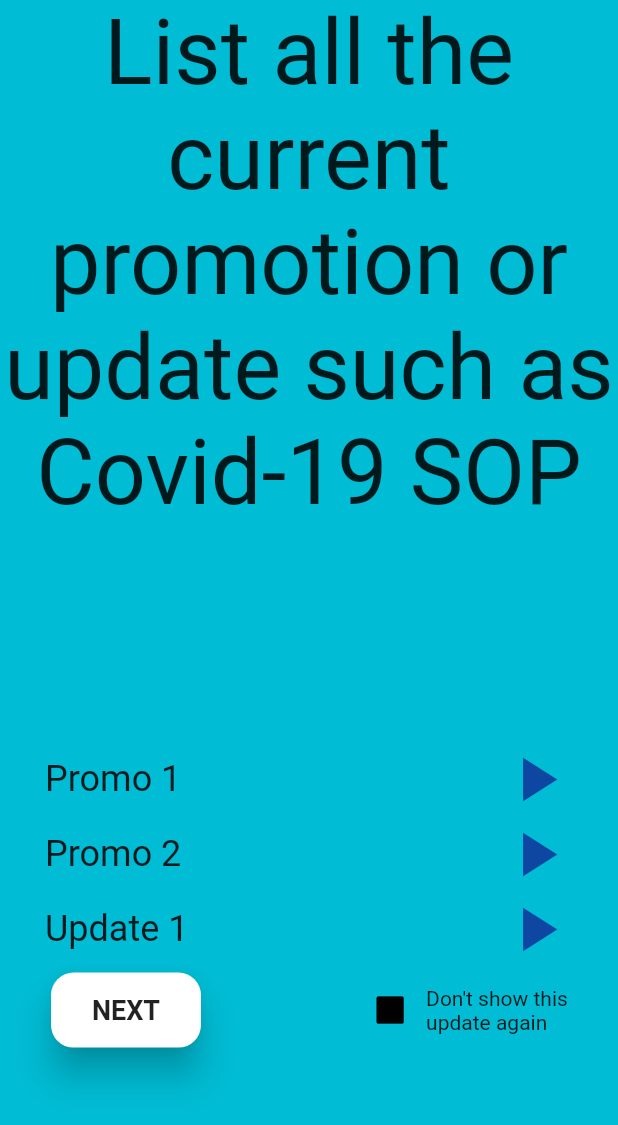
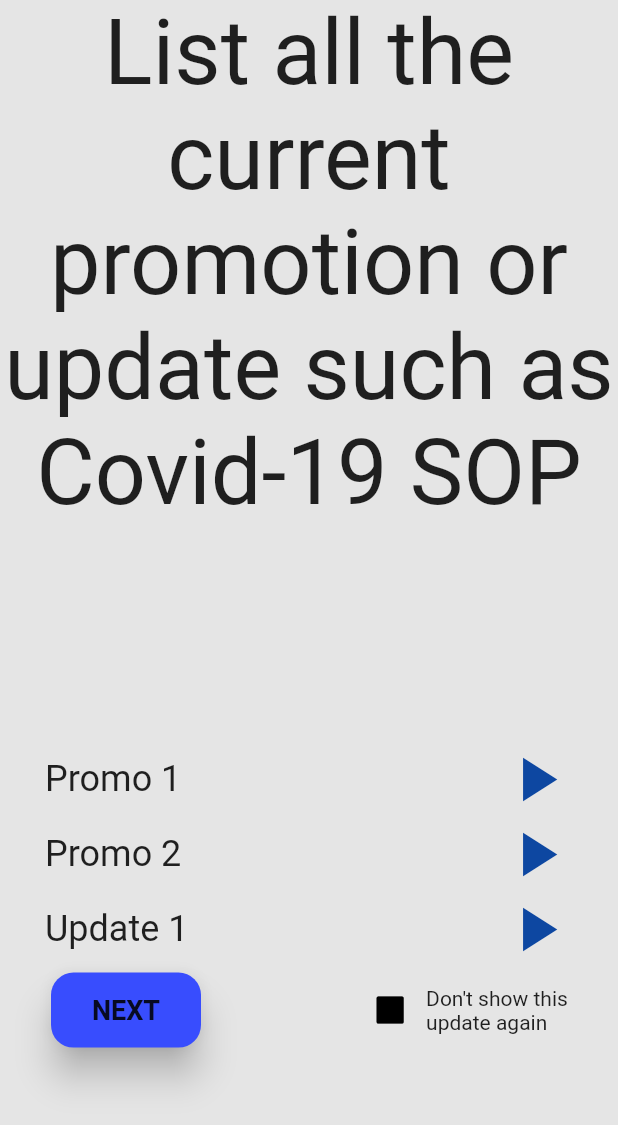
Before and after one commit to aimanazimi/clinic_app, a Flutter app: the UpdatesScreen screen opened directly, on a phone screen of 412 x 824 dp. Shown: the top 1125 px of the screen. Run offline on Flutter 3.47's test engine with Material 2 defaults, Android fonts, the phone set to English and light mode, and no system bars; our stand-ins replace carousel_slider, flutter_spinkit, flutter_svg, intl_phone_number_input, settings_ui, smooth_page_indicator; statements that could not run were skipped.

Commit message:
add members screen

```diff
--- /dev/null
+++ b/lib/components/navigation_arrow.dart
@@ -0,0 +1,34 @@
+import 'package:flutter/material.dart';
+
+class NavigationArrow extends StatelessWidget {
+  const NavigationArrow({
+    this.title,
+    this.arrowcolor,
+    this.onTap,
+  });
+
+  final String? title;
+  final Color? arrowcolor;
+  final void Function()? onTap;
+
+  @override
+  Widget build(BuildContext context) {
+    return Row(
+      mainAxisAlignment: MainAxisAlignment.spaceBetween,
+      children: [
+        Text(
+          '$title',
+          style: TextStyle(fontSize: 24),
+        ),
+        InkWell(
+          onTap: onTap,
+          child: Icon(
+            Icons.play_arrow,
+            color: arrowcolor,
+            size: 50,
+          ),
+        )
+      ],
+    );
+  }
+}
--- a/lib/components/reusable_button.dart
+++ b/lib/components/reusable_button.dart
@@ -12,7 +12,6 @@ class ReusableButton extends StatelessWidget {
       : super(key: key);
 
   final Color? boxColor, textColor;
-
   final double? width, height;
   final String? title;
   final void Function()? onTap;
--- a/lib/constants.dart
+++ b/lib/constants.dart
@@ -1,4 +1,6 @@
 import 'package:flutter/material.dart';
+
+const kBackgroundColour = Color(0xFFE5E5E5);
 
 const kSendButtonTextStyle = TextStyle(
   color: Colors.lightBlueAccent,
--- a/lib/main.dart
+++ b/lib/main.dart
@@ -1,3 +1,4 @@
+import 'package:clinic_app/constants.dart';
 import 'package:flutter/material.dart';
 import 'package:clinic_app/screens/splash_screen.dart';
 import 'package:clinic_app/screens/intro_screen.dart';
@@ -24,6 +25,7 @@ class MyApp extends StatelessWidget {
             title: 'Clinic App',
             theme: ThemeData(
               primarySwatch: Colors.cyan,
+              backgroundColor: kBackgroundColour,
             ),
             home: const IntroScreen(),
           );
--- a/lib/screens/main_screen.dart
+++ b/lib/screens/main_screen.dart
@@ -1,5 +1,5 @@
 import 'package:clinic_app/screens/home_screen.dart';
-import 'package:clinic_app/screens/login_screen.dart';
+import 'package:clinic_app/screens/member_screen.dart';
 import 'package:clinic_app/screens/settings_screen.dart';
 import 'package:clinic_app/screens/update_screens.dart';
 import 'package:flutter/cupertino.dart';
@@ -19,7 +19,7 @@ class _MainScreenState extends State<MainScreen> {
   final screens = [
     HomeScreen(),
     UpdatesScreen(),
-    LoginScreen(),
+    MemberScreen(),
     SettingsScreen(),
   ];
 
@@ -28,7 +28,6 @@ class _MainScreenState extends State<MainScreen> {
     return MaterialApp(
       home: SafeArea(
         child: Scaffold(
-          backgroundColor: Colors.cyan,
           body: screens[btmNaviBarIndex],
           bottomNavigationBar: BottomNavigationBar(
             currentIndex: btmNaviBarIndex,
@@ -59,7 +58,7 @@ class _MainScreenState extends State<MainScreen> {
             unselectedItemColor: Colors.white,
             showUnselectedLabels: true,
             type: BottomNavigationBarType.fixed,
-            backgroundColor: Colors.cyan[800],
+            backgroundColor: Colors.red[800],
           ),
         ),
       ),
--- a/lib/screens/update_screens.dart
+++ b/lib/screens/update_screens.dart
@@ -1,4 +1,6 @@
+import 'package:clinic_app/components/navigation_arrow.dart';
 import 'package:clinic_app/components/reusable_button.dart';
+import 'package:clinic_app/constants.dart';
 import 'package:clinic_app/screens/main_screen.dart';
 import 'package:flutter/material.dart';
 
@@ -15,7 +17,7 @@ class _UpdatesScreenState extends State<UpdatesScreen> {
   @override
   Widget build(BuildContext context) {
     return Scaffold(
-      backgroundColor: Colors.cyan,
+      backgroundColor: kBackgroundColour,
       body: SafeArea(
         child: Column(
           children: [
@@ -33,80 +35,48 @@ class _UpdatesScreenState extends State<UpdatesScreen> {
                 margin: const EdgeInsets.symmetric(horizontal: 30),
                 child: Column(
                   children: [
-                    Row(
-                      mainAxisAlignment: MainAxisAlignment.spaceBetween,
-                      children: [
-                        const Text(
-                          'Promo 1',
-                          style: TextStyle(fontSize: 24),
-                        ),
-                        InkWell(
-                          onTap: () {
-                            print('promo 1 tapped');
-                          },
-                          child: Icon(
-                            Icons.play_arrow,
-                            color: Colors.blue[900],
-                            size: 50,
-                          ),
-                        )
-                      ],
-                    ), //promo 1
-                    Row(
-                      mainAxisAlignment: MainAxisAlignment.spaceBetween,
-                      children: [
-                        const Text(
-                          'Promo 2',
-                          style: TextStyle(fontSize: 24),
-                        ),
-                        InkWell(
-                          onTap: () {
-                            print('promo 2 tapped');
-                          },
-                          child: Icon(
-                            Icons.play_arrow,
-                            color: Colors.blue[900],
-                            size: 50,
-                          ),
-                        )
-                      ],
-                    ), //promo 2
-                    Row(
-                      mainAxisAlignment: MainAxisAlignment.spaceBetween,
-                      children: [
-                        const Text(
-                          'Update 1',
-                          style: TextStyle(fontSize: 24),
-                        ),
-                        InkWell(
-                          onTap: () {
-                            print('update 1 tapped');
-                          },
-                          child: Icon(
-                            Icons.play_arrow,
-                            color: Colors.blue[900],
-                            size: 50,
-                          ),
-                        )
-                      ],
-                    ), //update 1
+                    NavigationArrow(
+                      title: 'Promo 1',
+                      onTap: () {
+                        print('Promo 1 tapped');
+                      },
+                      arrowcolor: Colors.blue[900],
+                    ),
+                    NavigationArrow(
+                      title: 'Promo 2',
+                      onTap: () {
+                        print('Promo 2 tapped');
+                      },
+                      arrowcolor: Colors.blue[900],
+                    ),
+                    NavigationArrow(
+                      title: 'Update 1',
+                      onTap: () {
+                        print('Update tapped');
+                      },
+                      arrowcolor: Colors.blue[900],
+                    ),
                     Row(
                       mainAxisAlignment: MainAxisAlignment.spaceBetween,
                       children: [
                         ReusableButton(
                           title: 'NEXT',
+                          boxColor: Color(0xFF384DFE),
                           width: 100,
                           height: 50,
                           onTap: () {
                             print('next button tapped');
-                            Navigator.push(context,
-                                MaterialPageRoute(builder: (context) => const MainScreen()));
+                            Navigator.push(
+                                context,
+                                MaterialPageRoute(
+                                    builder: (context) => const MainScreen()));
                           },
                         ),
                         Row(
                           children: [
                             Checkbox(
-                                fillColor: MaterialStateColor.resolveWith((states) => Colors.black),
+                                fillColor: MaterialStateColor.resolveWith(
+                                    (states) => Colors.black),
                                 value: checkBoxValue,
                                 onChanged: (value) {
                                   setState(() {
```
Also changed, not shown: lib/screens/home_screen.dart (+27 -14 lines), lib/screens/intro_screen.dart (+13 -7 lines), lib/screens/member_screen.dart (added, +116 -0 lines), lib/screens/settings_screen.dart (+13 -5 lines), lib/screens/splash_screen.dart (+5 -3 lines).
